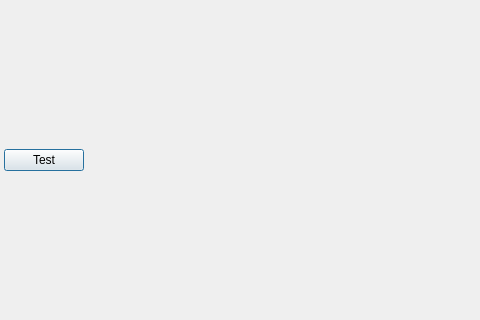
Above: src/main/mainwindow.ui from Gris87/Qt_FastTableWidget before the change; both pictures show x 0 to 480 and y 224 to 544 of the 1024 by 768 pixel window. Below: the same form after it.
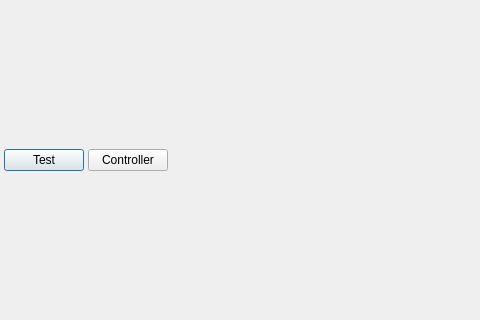
That is the form after the change.

Commit message: Controller init

The edit to the form file:
```diff
--- a/src/main/mainwindow.ui
+++ b/src/main/mainwindow.ui
@@ -46,6 +46,13 @@
          </property>
         </widget>
        </item>
+       <item>
+        <widget class="QPushButton" name="controllerButton">
+         <property name="text">
+          <string>Controller</string>
+         </property>
+        </widget>
+       </item>
        <item>
         <spacer name="horizontalSpacer">
          <property name="orientation">
```
The commit also changes 6 other files.
